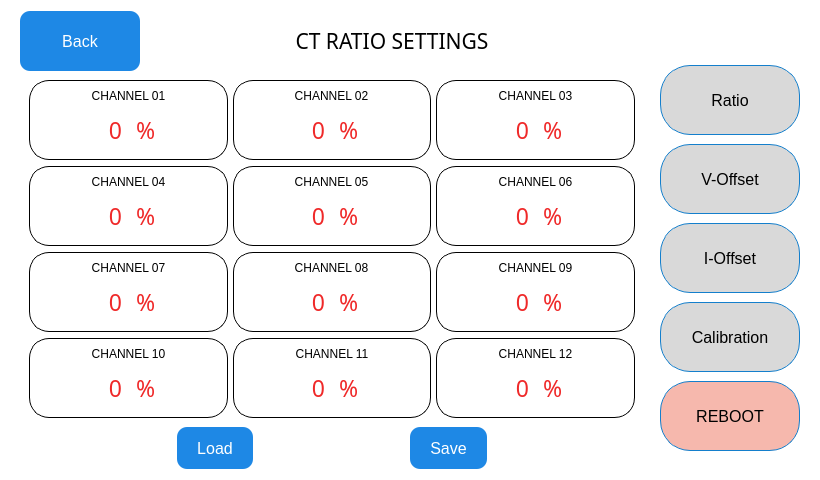
This is QT_APP/measurements.ui in eSpark-Backup/nabilfesal-msm-fw as Qt 5 draws it before an edit. The edited form follows.
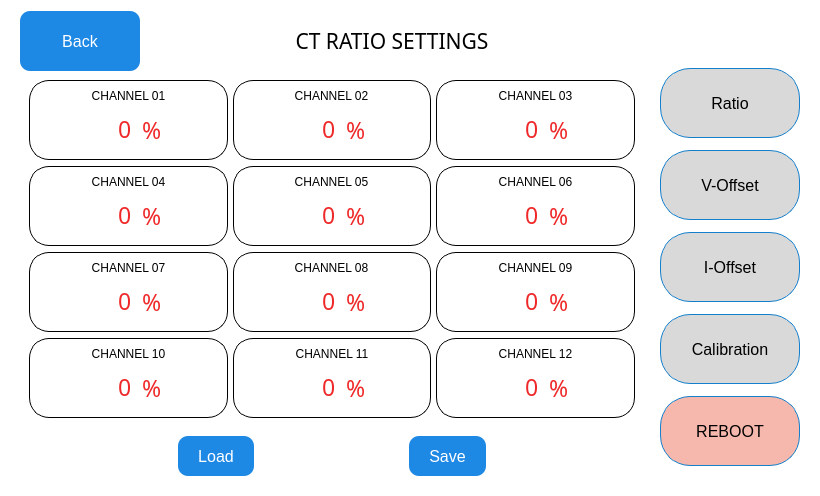
This is the edited form. Icons and pictures are not drawn.

The edit to the form file:
```diff
--- a/QT_APP/measurements.ui
+++ b/QT_APP/measurements.ui
@@ -197,7 +197,19 @@
                   <number>0</number>
                  </property>
                  <item>
-                  <widget class="QLabel" name="label_3">
+                  <widget class="QLineEdit" name="ch1">
+                   <property name="sizePolicy">
+                    <sizepolicy hsizetype="Fixed" vsizetype="Fixed">
+                     <horstretch>0</horstretch>
+                     <verstretch>0</verstretch>
+                    </sizepolicy>
+                   </property>
+                   <property name="maximumSize">
+                    <size>
+                     <width>100</width>
+                     <height>16777215</height>
+                    </size>
+                   </property>
                    <property name="font">
                     <font>
                      <family>Gilroy</family>
@@ -205,8 +217,9 @@
                     </font>
                    </property>
                    <property name="styleSheet">
-                    <string notr="true">border-color: rgb(255, 255, 255);
-color: rgb(239, 41, 41);</string>
+                    <string notr="true">background-color: rgba(255, 255, 255,0);
+color: rgb(239, 41, 41);
+border: none</string>
                    </property>
                    <property name="text">
                     <string>0</string>
@@ -308,7 +321,19 @@
                   <number>0</number>
                  </property>
                  <item>
-                  <widget class="QLabel" name="label_4">
+                  <widget class="QLineEdit" name="ch2">
+                   <property name="sizePolicy">
+                    <sizepolicy hsizetype="Fixed" vsizetype="Fixed">
+                     <horstretch>0</horstretch>
+                     <verstretch>0</verstretch>
+                    </sizepolicy>
+                   </property>
+                   <property name="maximumSize">
+                    <size>
+                     <width>100</width>
+                     <height>16777215</height>
+                    </size>
+                   </property>
                    <property name="font">
                     <font>
                      <family>Gilroy</family>
@@ -316,8 +341,9 @@
                     </font>
                    </property>
                    <property name="styleSheet">
-                    <string notr="true">border-color: rgb(255, 255, 255);
-color: rgb(239, 41, 41);</string>
+                    <string notr="true">background-color: rgba(255, 255, 255,0);
+color: rgb(239, 41, 41);
+border: none</string>
                    </property>
                    <property name="text">
                     <string>0</string>
@@ -419,7 +445,19 @@
                   <number>0</number>
                  </property>
                  <item>
-                  <widget class="QLabel" name="label_6">
+                  <widget class="QLineEdit" name="ch3">
+                   <property name="sizePolicy">
+                    <sizepolicy hsizetype="Fixed" vsizetype="Fixed">
+                     <horstretch>0</horstretch>
+                     <verstretch>0</verstretch>
+                    </sizepolicy>
+                   </property>
+                   <property name="maximumSize">
+                    <size>
+                     <width>100</width>
+                     <height>16777215</height>
+                    </size>
+                   </property>
                    <property name="font">
                     <font>
                      <family>Gilroy</family>
@@ -427,8 +465,9 @@
                     </font>
                    </property>
                    <property name="styleSheet">
-                    <string notr="true">border-color: rgb(255, 255, 255);
-color: rgb(239, 41, 41);</string>
+                    <string notr="true">background-color: rgba(255, 255, 255,0);
+color: rgb(239, 41, 41);
+border: none</string>
                    </property>
                    <property name="text">
                     <string>0</string>
@@ -537,7 +576,19 @@
                   <number>0</number>
                  </property>
                  <item>
-                  <widget class="QLabel" name="label_8">
+                  <widget class="QLineEdit" name="ch4">
+                   <property name="sizePolicy">
+                    <sizepolicy hsizetype="Fixed" vsizetype="Fixed">
+                     <horstretch>0</horstretch>
+                     <verstretch>0</verstretch>
+                    </sizepolicy>
+                   </property>
+                   <property name="maximumSize">
+                    <size>
+                     <width>100</width>
+                     <height>16777215</height>
+                    </size>
+                   </property>
                    <property name="font">
                     <font>
                      <family>Gilroy</family>
@@ -545,8 +596,9 @@
                     </font>
                    </property>
                    <property name="styleSheet">
-                    <string notr="true">border-color: rgb(255, 255, 255);
-color: rgb(239, 41, 41);</string>
+                    <string notr="true">background-color: rgba(255, 255, 255,0);
+color: rgb(239, 41, 41);
+border: none</string>
                    </property>
                    <property name="text">
                     <string>0</string>
@@ -648,7 +700,19 @@
                   <number>0</number>
                  </property>
                  <item>
-                  <widget class="QLabel" name="label_10">
+                  <widget class="QLineEdit" name="ch5">
+                   <property name="sizePolicy">
+                    <sizepolicy hsizetype="Fixed" vsizetype="Fixed">
+                     <horstretch>0</horstretch>
+                     <verstretch>0</verstretch>
+                    </sizepolicy>
+                   </property>
+                   <property name="maximumSize">
+                    <size>
+                     <width>100</width>
+                     <height>16777215</height>
+                    </size>
+                   </property>
                    <property name="font">
                     <font>
                      <family>Gilroy</family>
@@ -656,8 +720,9 @@
                     </font>
                    </property>
                    <property name="styleSheet">
-                    <string notr="true">border-color: rgb(255, 255, 255);
-color: rgb(239, 41, 41);</string>
+                    <string notr="true">background-color: rgba(255, 255, 255,0);
+color: rgb(239, 41, 41);
+border: none</string>
                    </property>
                    <property name="text">
                     <string>0</string>
@@ -759,7 +824,19 @@
                   <number>0</number>
                  </property>
                  <item>
-                  <widget class="QLabel" name="label_15">
+                  <widget class="QLineEdit" name="ch6">
+                   <property name="sizePolicy">
+                    <sizepolicy hsizetype="Fixed" vsizetype="Fixed">
+                     <horstretch>0</horstretch>
+                     <verstretch>0</verstretch>
+                    </sizepolicy>
+                   </property>
+                   <property name="maximumSize">
+                    <size>
+                     <width>100</width>
+                     <height>16777215</height>
+                    </size>
+                   </property>
                    <property name="font">
                     <font>
                      <family>Gilroy</family>
@@ -767,8 +844,9 @@
                     </font>
                    </property>
                    <property name="styleSheet">
-                    <string notr="true">border-color: rgb(255, 255, 255);
-color: rgb(239, 41, 41);</string>
+                    <string notr="true">background-color: rgba(255, 255, 255,0);
+color: rgb(239, 41, 41);
+border: none</string>
                    </property>
                    <property name="text">
                     <string>0</string>
@@ -877,7 +955,19 @@
                   <number>0</number>
                  </property>
                  <item>
-                  <widget class="QLabel" name="label_17">
+                  <widget class="QLineEdit" name="ch7">
+                   <property name="sizePolicy">
+                    <sizepolicy hsizetype="Fixed" vsizetype="Fixed">
+                     <horstretch>0</horstretch>
+                     <verstretch>0</verstretch>
+                    </sizepolicy>
+                   </property>
+                   <property name="maximumSize">
+                    <size>
+                     <width>100</width>
+                     <height>16777215</height>
+                    </size>
+                   </property>
                    <property name="font">
                     <font>
                      <family>Gilroy</family>
@@ -885,8 +975,9 @@
                     </font>
                    </property>
                    <property name="styleSheet">
-                    <string notr="true">border-color: rgb(255, 255, 255);
-color: rgb(239, 41, 41);</string>
+                    <string notr="true">background-color: rgba(255, 255, 255,0);
+color: rgb(239, 41, 41);
+border: none</string>
                    </property>
                    <property name="text">
                     <string>0</string>
@@ -988,7 +1079,19 @@
                   <number>0</number>
                  </property>
                  <item>
-                  <widget class="QLabel" name="label_19">
+                  <widget class="QLineEdit" name="ch8">
+                   <property name="sizePolicy">
+                    <sizepolicy hsizetype="Fixed" vsizetype="Fixed">
+                     <horstretch>0</horstretch>
+                     <verstretch>0</verstretch>
+                    </sizepolicy>
+                   </property>
+                   <property name="maximumSize">
+                    <size>
+                     <width>100</width>
+                     <height>16777215</height>
+                    </size>
+                   </property>
                    <property name="font">
                     <font>
                      <family>Gilroy</family>
@@ -996,8 +1099,9 @@
                     </font>
                    </property>
                    <property name="styleSheet">
-                    <string notr="true">border-color: rgb(255, 255, 255);
-color: rgb(239, 41, 41);</string>
+                    <string notr="true">background-color: rgba(255, 255, 255,0);
+color: rgb(239, 41, 41);
+border: none</string>
                    </property>
                    <property name="text">
                     <string>0</string>
@@ -1099,7 +1203,19 @@
                   <number>0</number>
                  </property>
                  <item>
-                  <widget class="QLabel" name="label_21">
+                  <widget class="QLineEdit" name="ch9">
+                   <property name="sizePolicy">
+                    <sizepolicy hsizetype="Fixed" vsizetype="Fixed">
+                     <horstretch>0</horstretch>
+                     <verstretch>0</verstretch>
+                    </sizepolicy>
+                   </property>
+                   <property name="maximumSize">
+                    <size>
+                     <width>100</width>
+                     <height>16777215</height>
+                    </size>
+                   </property>
                    <property name="font">
                     <font>
                      <family>Gilroy</family>
@@ -1107,8 +1223,9 @@
                     </font>
                    </property>
                    <property name="styleSheet">
-                    <string notr="true">border-color: rgb(255, 255, 255);
-color: rgb(239, 41, 41);</string>
+                    <string notr="true">background-color: rgba(255, 255, 255,0);
+color: rgb(239, 41, 41);
+border: none</string>
                    </property>
                    <property name="text">
                     <string>0</string>
@@ -1217,7 +1334,19 @@
                   <number>0</number>
                  </property>
                  <item>
-                  <widget class="QLabel" name="label_23">
+                  <widget class="QLineEdit" name="ch10">
+                   <property name="sizePolicy">
+                    <sizepolicy hsizetype="Fixed" vsizetype="Fixed">
+                     <horstretch>0</horstretch>
+                     <verstretch>0</verstretch>
+                    </sizepolicy>
+                   </property>
+                   <property name="maximumSize">
+                    <size>
+                     <width>100</width>
+                     <height>16777215</height>
+                    </size>
+                   </property>
                    <property name="font">
                     <font>
                      <family>Gilroy</family>
@@ -1225,8 +1354,9 @@
                     </font>
                    </property>
                    <property name="styleSheet">
-                    <string notr="true">border-color: rgb(255, 255, 255);
-color: rgb(239, 41, 41);</string>
+                    <string notr="true">background-color: rgba(255, 255, 255,0);
+color: rgb(239, 41, 41);
+border: none</string>
                    </property>
                    <property name="text">
                     <string>0</string>
@@ -1328,7 +1458,19 @@
                   <number>0</number>
                  </property>
                  <item>
-                  <widget class="QLabel" name="label_25">
+                  <widget class="QLineEdit" name="ch11">
+                   <property name="sizePolicy">
+                    <sizepolicy hsizetype="Fixed" vsizetype="Fixed">
+                     <horstretch>0</horstretch>
+                     <verstretch>0</verstretch>
+                    </sizepolicy>
+                   </property>
+                   <property name="maximumSize">
+                    <size>
+                     <width>100</width>
+                     <height>16777215</height>
+                    </size>
+                   </property>
                    <property name="font">
                     <font>
                      <family>Gilroy</family>
@@ -1336,8 +1478,9 @@
                     </font>
                    </property>
                    <property name="styleSheet">
-                    <string notr="true">border-color: rgb(255, 255, 255);
-color: rgb(239, 41, 41);</string>
+                    <string notr="true">background-color: rgba(255, 255, 255,0);
+color: rgb(239, 41, 41);
+border: none</string>
                    </property>
                    <property name="text">
                     <string>0</string>
@@ -1439,7 +1582,19 @@
                   <number>0</number>
                  </property>
                  <item>
-                  <widget class="QLabel" name="label_27">
+                  <widget class="QLineEdit" name="ch12">
+                   <property name="sizePolicy">
+                    <sizepolicy hsizetype="Fixed" vsizetype="Fixed">
+                     <horstretch>0</horstretch>
+                     <verstretch>0</verstretch>
+                    </sizepolicy>
+                   </property>
+                   <property name="maximumSize">
+                    <size>
+                     <width>100</width>
+                     <height>16777215</height>
+                    </size>
+                   </property>
                    <property name="font">
                     <font>
                      <family>Gilroy</family>
@@ -1447,8 +1602,9 @@
                     </font>
                    </property>
                    <property name="styleSheet">
-                    <string notr="true">border-color: rgb(255, 255, 255);
-color: rgb(239, 41, 41);</string>
+                    <string notr="true">background-color: rgba(255, 255, 255,0);
+color: rgb(239, 41, 41);
+border: none</string>
                    </property>
                    <property name="text">
                     <string>0</string>
@@ -1486,6 +1642,7 @@
         </widget>
        </item>
        <item>
+        <widget class="QFrame" name="">
         <layout class="QHBoxLayout" name="horizontalLayout_36">
          <item>
           <widget class="QPushButton" name="load_btn">
@@ -1572,6 +1729,7 @@
           </widget>
          </item>
         </layout>
+        </widget>
        </item>
       </layout>
      </widget>
```
Left out of the diff: 33 changed lines with no effect on the pictures. Lines whose indentation alone changed are shown as unchanged.
